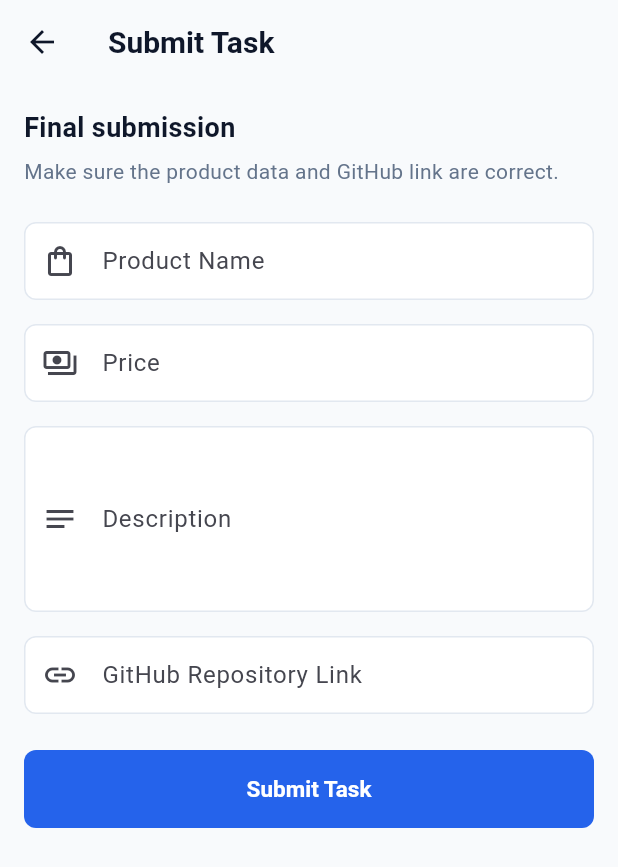
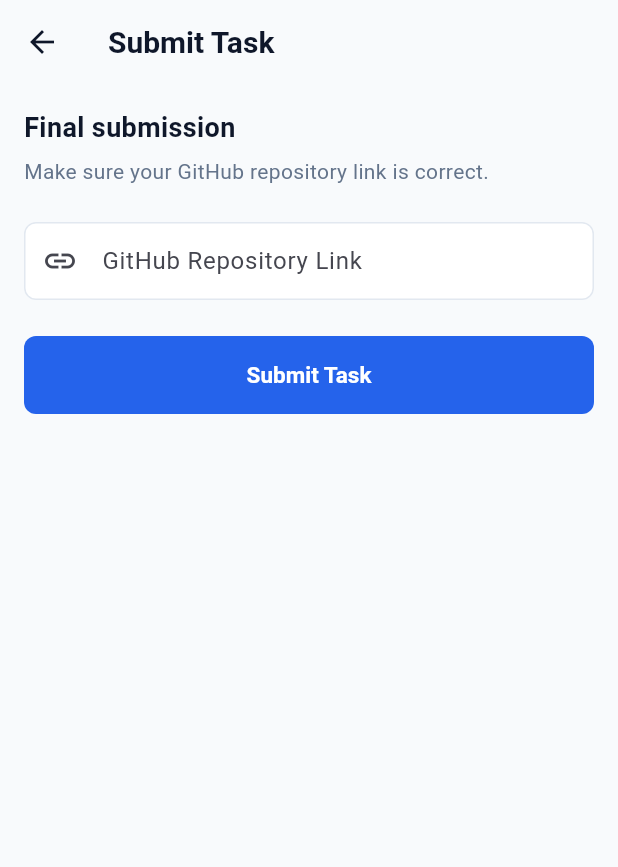
Before and after one commit to adelio-sumiya/PBM-PR, a Flutter app: the HomeScreen screen opened directly, after a tap on the "send" icon, on a phone screen of 412 x 824 dp. Shown: the top 867 px of the screen. Run offline on Flutter 3.47's test engine with Material 3 defaults, Android fonts, the phone set to English and light mode, and no system bars; our stand-ins replace flutter_secure_storage; accounts and stored records are empty; network calls fail.

Commit message:
fix bugs

```diff
--- a/lib/models/product.dart
+++ b/lib/models/product.dart
@@ -13,19 +13,16 @@ class Product {
 
   factory Product.fromJson(Map<String, dynamic> json) {
     return Product(
-      id: json['id'],
-      name: json['name'],
-      price: json['price'] != null ? double.parse(json['price'].toString()) : 0.0,
-      description: json['description'],
+      id: int.tryParse(json['id']?.toString() ?? ''),
+      name: json['name']?.toString() ?? '',
+      price: json['price'] != null
+          ? double.tryParse(json['price'].toString()) ?? 0.0
+          : 0.0,
+      description: json['description']?.toString() ?? '',
     );
   }
 
   Map<String, dynamic> toJson() {
-    return {
-      'id': id,
-      'name': name,
-      'price': price,
-      'description': description,
-    };
+    return {'id': id, 'name': name, 'price': price, 'description': description};
   }
 }
--- a/lib/screens/submit_screen.dart
+++ b/lib/screens/submit_screen.dart
@@ -9,47 +9,23 @@ class SubmitScreen extends StatefulWidget {
 }
 
 class _SubmitScreenState extends State<SubmitScreen> {
-  final _nameController = TextEditingController();
-  final _priceController = TextEditingController();
-  final _descriptionController = TextEditingController();
   final _githubLinkController = TextEditingController();
   final _apiService = ApiService();
   bool _isLoading = false;
 
   void _submitTask() async {
-    final name = _nameController.text.trim();
-    final priceText = _priceController.text.trim();
-    final description = _descriptionController.text.trim();
     final githubLink = _githubLinkController.text.trim();
 
-    if (name.isEmpty ||
-        priceText.isEmpty ||
-        description.isEmpty ||
-        githubLink.isEmpty) {
+    if (githubLink.isEmpty) {
       ScaffoldMessenger.of(
         context,
-      ).showSnackBar(const SnackBar(content: Text('Please fill all fields')));
-      return;
-    }
-
-    final price = int.tryParse(priceText);
-    if (price == null) {
-      ScaffoldMessenger.of(context).showSnackBar(
-        const SnackBar(
-          content: Text('Please enter a valid whole-number price'),
-        ),
-      );
+      ).showSnackBar(const SnackBar(content: Text('Please enter GitHub link')));
       return;
     }
 
     setState(() => _isLoading = true);
 
-    final success = await _apiService.submitTask(
-      name: name,
-      price: price,
-      description: description,
-      githubUrl: githubLink,
-    );
+    final success = await _apiService.submitTask(githubLink);
     if (!mounted) return;
     setState(() => _isLoading = false);
 
@@ -87,36 +63,10 @@ class _SubmitScreenState extends State<SubmitScreen> {
                 ),
                 const SizedBox(height: 6),
                 const Text(
-                  'Make sure the product data and GitHub link are correct.',
+                  'Make sure your GitHub repository link is correct.',
                   style: TextStyle(color: Color(0xFF64748B)),
                 ),
                 const SizedBox(height: 24),
-                TextField(
-                  controller: _nameController,
-                  decoration: const InputDecoration(
-                    labelText: 'Product Name',
-                    prefixIcon: Icon(Icons.shopping_bag_outlined),
-                  ),
-                ),
-                const SizedBox(height: 16),
-                TextField(
-                  controller: _priceController,
-                  decoration: const InputDecoration(
-                    labelText: 'Price',
-                    prefixIcon: Icon(Icons.payments_outlined),
-                  ),
-                  keyboardType: TextInputType.number,
-                ),
-                const SizedBox(height: 16),
-                TextField(
-                  controller: _descriptionController,
-                  decoration: const InputDecoration(
-                    labelText: 'Description',
-                    prefixIcon: Icon(Icons.notes_outlined),
-                  ),
-                  maxLines: 4,
-                ),
-                const SizedBox(height: 16),
                 TextField(
                   controller: _githubLinkController,
                   decoration: const InputDecoration(
@@ -146,9 +96,6 @@ class _SubmitScreenState extends State<SubmitScreen> {
 
   @override
   void dispose() {
-    _nameController.dispose();
-    _priceController.dispose();
-    _descriptionController.dispose();
     _githubLinkController.dispose();
     super.dispose();
   }
--- a/lib/services/api_service.dart
+++ b/lib/services/api_service.dart
@@ -25,10 +25,13 @@ class ApiService {
         headers: headers,
       );
 
-      if (response.statusCode == 200) {
+      if (_isSuccessStatus(response.statusCode)) {
         final data = jsonDecode(response.body);
-        final List dynamicList = data['data'] ?? data;
-        return dynamicList.map((json) => Product.fromJson(json)).toList();
+        final dynamicList = _extractProductList(data);
+        return dynamicList
+            .whereType<Map<String, dynamic>>()
+            .map(Product.fromJson)
+            .toList();
       } else {
         throw Exception('Failed to load products: ${response.body}');
       }
@@ -36,6 +39,23 @@ class ApiService {
       debugPrint('Get products error: $e');
       return [];
     }
+  }
+
+  List<dynamic> _extractProductList(dynamic data) {
+    if (data is List) return data;
+
+    if (data is Map<String, dynamic>) {
+      for (final key in ['data', 'products', 'items', 'records']) {
+        final value = data[key];
+        if (value is List) return value;
+        if (value is Map<String, dynamic>) {
+          final nestedList = _extractProductList(value);
+          if (nestedList.isNotEmpty) return nestedList;
+        }
+      }
+    }
+
+    return [];
   }
 
   Future<bool> addProduct(String name, int price, String description) async {
@@ -51,7 +71,13 @@ class ApiService {
         }),
       );
 
-      return response.statusCode == 201 || response.statusCode == 200;
+      final success = _isSuccessStatus(response.statusCode);
+      if (!success) {
+        debugPrint(
+          'Add product failed: ${response.statusCode} ${response.body}',
+        );
+      }
+      return success;
     } catch (e) {
       debugPrint('Add product error: $e');
       return false;
@@ -66,36 +92,42 @@ class ApiService {
         headers: headers,
       );
 
-      return response.statusCode == 200 || response.statusCode == 204;
+      final success = _isSuccessStatus(response.statusCode);
+      if (!success) {
+        debugPrint(
+          'Delete product failed: ${response.statusCode} ${response.body}',
+        );
+      }
+      return success;
     } catch (e) {
       debugPrint('Delete product error: $e');
       return false;
     }
   }
 
-  Future<bool> submitTask({
-    required String name,
-    required int price,
-    required String description,
-    required String githubUrl,
-  }) async {
+  Future<bool> submitTask(String githubUrl) async {
     try {
       final headers = await _getHeaders();
       final response = await http.post(
         Uri.parse('$baseUrl/products/submit'),
         headers: headers,
-        body: jsonEncode({
-          'name': name,
-          'price': price,
-          'description': description,
-          'github_url': githubUrl,
-        }),
+        body: jsonEncode({'github_url': githubUrl}),
       );
 
-      return response.statusCode == 200 || response.statusCode == 201;
+      final success = _isSuccessStatus(response.statusCode);
+      if (!success) {
+        debugPrint(
+          'Submit task failed: ${response.statusCode} ${response.body}',
+        );
+      }
+      return success;
     } catch (e) {
       debugPrint('Submit task error: $e');
       return false;
     }
   }
+
+  bool _isSuccessStatus(int statusCode) {
+    return statusCode >= 200 && statusCode < 300;
+  }
 }
```
